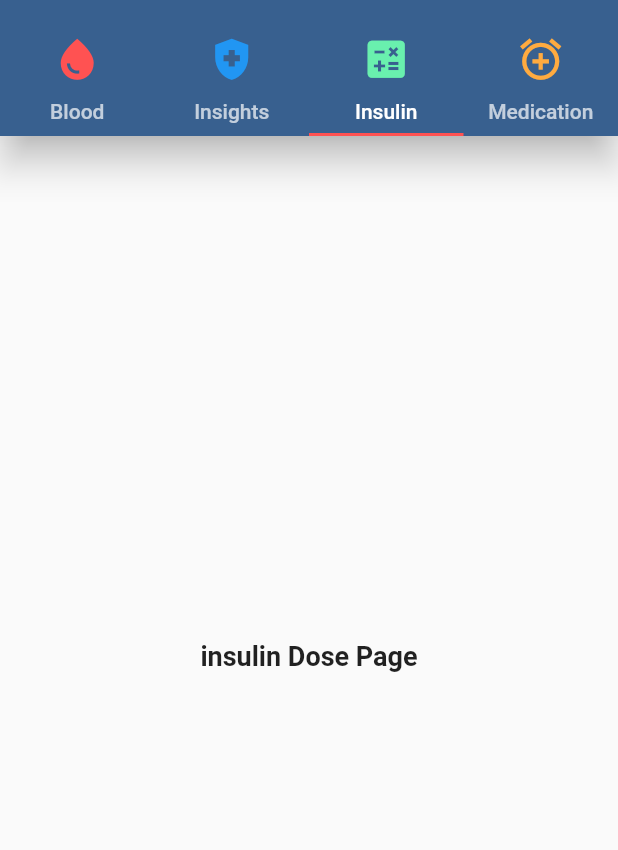
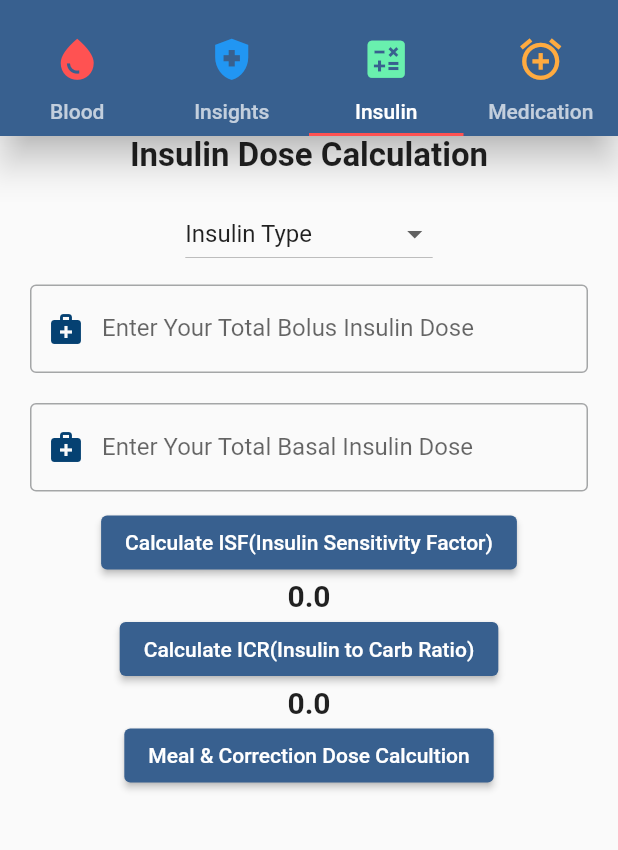
Before and after one commit to Abdullah6445/Diabetes-Care-Taker, a Flutter app: the screen it shows after launch, tab 3 chosen, on a phone screen of 412 x 824 dp, the part 59-909 px from its top. Run offline on Flutter 3.47's test engine with Material 3 defaults, Android fonts, the phone set to English and light mode, and no system bars; our stand-ins replace fluttertoast; missing offline and left inert: dart:ffi.

Commit message:
Insulin Dose Calculation Page & controller Done

```diff
--- a/lib/COMPONENTS_PAGES/insulinDosePage.dart
+++ b/lib/COMPONENTS_PAGES/insulinDosePage.dart
@@ -1,13 +1,131 @@
+import 'package:diabetes_care_taker/COMPONENTS_PAGES/mealDoseCalulationPage.dart';
 import 'package:flutter/material.dart';
+import 'package:provider/provider.dart';
+import 'package:diabetes_care_taker/CONTROLLER_PAGE/insulinDosePageController.dart';
+import 'package:diabetes_care_taker/PAGES/customTextFormFieldPage.dart';
+import 'package:diabetes_care_taker/PAGES/customToastPage.dart';
+import 'package:flutter/src/material/dropdown.dart';
 
 class insulinDosePage extends StatelessWidget {
-  const insulinDosePage({super.key});
+  insulinDosePage({Key? key}) : super(key: key);
+  TextEditingController bolusinsulincontroller = TextEditingController();
+  TextEditingController basalinsulincontroller = TextEditingController();
+  List<String> insulintypes = [
+    'Insulin Type',
+    'Regular Insulin',
+    'Rapid Acting Insulin'
+  ];
 
   @override
   Widget build(BuildContext context) {
+    final insulindosepagecontroller =
+        Provider.of<insulinDosePageController>(context, listen: false);
     return Scaffold(
-      body: Container(
-        child: Center(child: Text("insulin Dose Page")),
+      body: SingleChildScrollView(
+        child: Column(
+          mainAxisAlignment: MainAxisAlignment.center,
+          children: [
+            Text(
+              'Insulin Dose Calculation',
+              style: TextStyle(
+                fontSize: 22,
+              ),
+            ),
+            SizedBox(
+              height: 15,
+            ),
+            Consumer<insulinDosePageController>(
+              builder: (context, controller, child) {
+                return DropdownButton<String>(
+                  value: controller.selectedinsulintype.isNotEmpty
+                      ? controller.selectedinsulintype
+                      : insulintypes.first,
+                  items: insulintypes
+                      .map((item) => DropdownMenuItem(
+                            value: item,
+                            child: Text(item),
+                          ))
+                      .toList(),
+                  onChanged: (String? newValue) {
+                    // print('Selected value: $newValue');
+                    controller.setselectedinsulintype(newValue!);
+                  },
+                );
+              },
+            ),
+            customTextFormField(
+              controllerr: bolusinsulincontroller,
+              labelTextt: "Enter Your Total Bolus Insulin Dose",
+              hintTextt: "Short/Rapid Acting Insulin",
+              prefixIconn: Icon(Icons.medical_services),
+              keyboardType: TextInputType.number,
+            ),
+            customTextFormField(
+              controllerr: basalinsulincontroller,
+              labelTextt: "Enter Your Total Basal Insulin Dose",
+              hintTextt: "Long Acting Insulin",
+              prefixIconn: Icon(Icons.medical_services),
+              keyboardType: TextInputType.number,
+            ),
+            ElevatedButton(
+                onPressed: () {
+                  if (bolusinsulincontroller.text.isNotEmpty &&
+                      basalinsulincontroller.text.isNotEmpty) {
+                    double bolus =
+                        double.tryParse(bolusinsulincontroller.text) ?? 0.0;
+                    double basal =
+                        double.tryParse(basalinsulincontroller.text) ?? 0.0;
+                    insulindosepagecontroller.setinsulin(bolus, basal);
+                    insulindosepagecontroller.calculateisf();
+                  } else if (bolusinsulincontroller.text.isEmpty ||
+                      basalinsulincontroller.text.isEmpty) {
+                    CustomToast(
+                        message: 'Please Enter Both Insulin Doses For ISF');
+                  }
+                },
+                child: Text('Calculate ISF(Insulin Sensitivity Factor)')),
+            Consumer<insulinDosePageController>(
+                builder: (context, value, child) {
+              return Text(
+                value.isf.toString(),
+                style: TextStyle(fontSize: 20, fontWeight: FontWeight.bold),
+              );
+            }),
+            ElevatedButton(
+                onPressed: () {
+                  if (bolusinsulincontroller.text.isNotEmpty &&
+                      basalinsulincontroller.text.isNotEmpty) {
+                    double bolus =
+                        double.tryParse(bolusinsulincontroller.text) ?? 0.0;
+                    double basal =
+                        double.tryParse(basalinsulincontroller.text) ?? 0.0;
+                    insulindosepagecontroller.setinsulin(bolus, basal);
+                    insulindosepagecontroller.calculateicr();
+                  } else if (bolusinsulincontroller.text.isEmpty ||
+                      basalinsulincontroller.text.isEmpty) {
+                    CustomToast(
+                        message: 'Please Enter Both Insulin Doses For ICR');
+                  }
+                },
+                child: Text('Calculate ICR(Insulin to Carb Ratio)')),
+            Consumer<insulinDosePageController>(
+                builder: (context, value, child) {
+              return Text(
+                value.icr.toString(),
+                style: TextStyle(fontSize: 20, fontWeight: FontWeight.bold),
+              );
+            }),
+            ElevatedButton(
+                onPressed: () {
+                  Navigator.push(
+                      context,
+                      MaterialPageRoute(
+                        builder: (context) => mealDoseCalculationPage(),
+                      ));
+                },
+                child: Text('Meal & Correction Dose Calcultion')),
+          ],
+        ),
       ),
     );
   }
--- /dev/null
+++ b/lib/COMPONENTS_PAGES/mealDoseCalulationPage.dart
@@ -0,0 +1,17 @@
+import 'package:flutter/material.dart';
+
+class mealDoseCalculationPage extends StatelessWidget {
+  // mealDoseCalculationPage({super.key, required String bolusFromInsulinDosePage, required String basalFromInsulinDosePage});
+
+  @override
+  Widget build(BuildContext context) {
+    return Scaffold(
+      appBar: AppBar(
+        title: Text("Meal Dose Calculation"),
+      ),
+      body: Center(
+        child: Text("meal dose"),
+      ),
+    );
+  }
+}
--- /dev/null
+++ b/lib/CONTROLLER_PAGE/insulinDosePageController.dart
@@ -0,0 +1,42 @@
+import 'dart:ffi';
+import 'package:flutter/material.dart';
+
+class insulinDosePageController extends ChangeNotifier {
+  String _selectedinsulintype = '';
+  double _bolusinsulin = 0;
+  double _basalinsulin = 0;
+  double _isf = 0;
+  double _icr = 0;
+
+  String get selectedinsulintype => _selectedinsulintype;
+  double get bolusinsulin => _bolusinsulin;
+  double get basalinsulin => _basalinsulin;
+  double get isf => _isf;
+  double get icr => _icr;
+
+  void setselectedinsulintype(String type) {
+    _selectedinsulintype = type;
+    print('Selected Insulin Type: $_selectedinsulintype');
+    notifyListeners();
+  }
+
+  void setinsulin(double bolus, double basal) {
+    _bolusinsulin = bolus;
+    _basalinsulin = basal;
+    notifyListeners();
+  }
+
+  void calculateisf() {
+    if (_selectedinsulintype == 'Regular Insulin') {
+      _isf = (1500 / (_bolusinsulin + _basalinsulin)).roundToDouble();
+    } else if (_selectedinsulintype == 'Rapid Acting Insulin') {
+      _isf = (1800 / (_bolusinsulin + _basalinsulin)).roundToDouble();
+    }
+    notifyListeners();
+  }
+
+  void calculateicr() {
+    _icr = (500 / (_bolusinsulin + _basalinsulin)).roundToDouble();
+    notifyListeners();
+  }
+}
--- a/lib/PAGES/customTextFormFieldPage.dart
+++ b/lib/PAGES/customTextFormFieldPage.dart
@@ -1,4 +1,5 @@
 import 'package:flutter/material.dart';
+import 'package:flutter/widgets.dart';
 
 class customTextFormField extends StatelessWidget {
   final String? hintTextt;
@@ -18,7 +19,7 @@ class customTextFormField extends StatelessWidget {
     this.suffixIconn,
     this.iconColors = const Color.fromARGB(255, 5, 65, 114),
     this.controllerr,
-    this.keyboardType = TextInputType.text,
+    this.keyboardType,
     this.obscurityy = false,
   });
 
@@ -37,6 +38,7 @@ class customTextFormField extends StatelessWidget {
             border: OutlineInputBorder(),
             hintText: hintTextt,
             labelText: labelTextt),
+        keyboardType: keyboardType,
       ),
     );
   }
--- a/lib/main.dart
+++ b/lib/main.dart
@@ -1,5 +1,7 @@
+import 'package:diabetes_care_taker/CONTROLLER_PAGE/insulinDosePageController.dart';
 import 'package:diabetes_care_taker/PAGES/homePage.dart';
 import 'package:flutter/material.dart';
+import 'package:provider/provider.dart';
 
 void main() {
   runApp(const MyApp());
@@ -10,7 +12,9 @@ class MyApp extends StatelessWidget {
 
   @override
   Widget build(BuildContext context) {
-    return MaterialApp(
+    return ChangeNotifierProvider(
+      create: (context) => insulinDosePageController(),
+      child: MaterialApp(
         debugShowCheckedModeBanner: false,
         title: 'Diabetes Care Taker',
         theme: ThemeData(
@@ -25,6 +29,7 @@ class MyApp extends StatelessWidget {
           useMaterial3: false,
         ),
         home: homePage(),
+      ),
     );
   }
 }
--- a/pubspec.yaml
+++ b/pubspec.yaml
@@ -37,6 +37,7 @@ dependencies:
   cupertino_icons: ^1.0.6
   font_awesome_flutter: ^10.7.0
   fluttertoast: ^8.2.5
+  provider: ^6.1.2
 
 dev_dependencies:
   flutter_test:
```
Also changed, not shown: lib/CONTROLLER_PAGE/mealDoseCalulationPageController.dart (added), pubspec.lock. Lines whose indentation alone changed are shown as unchanged.
